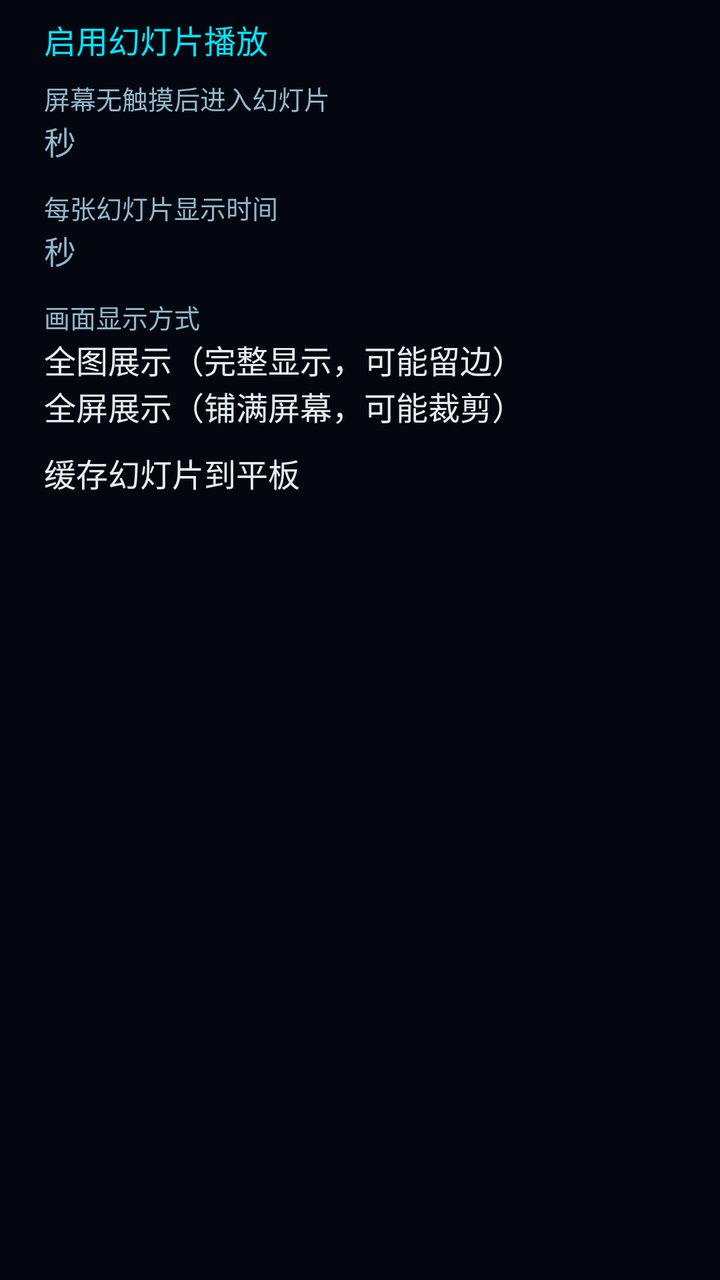
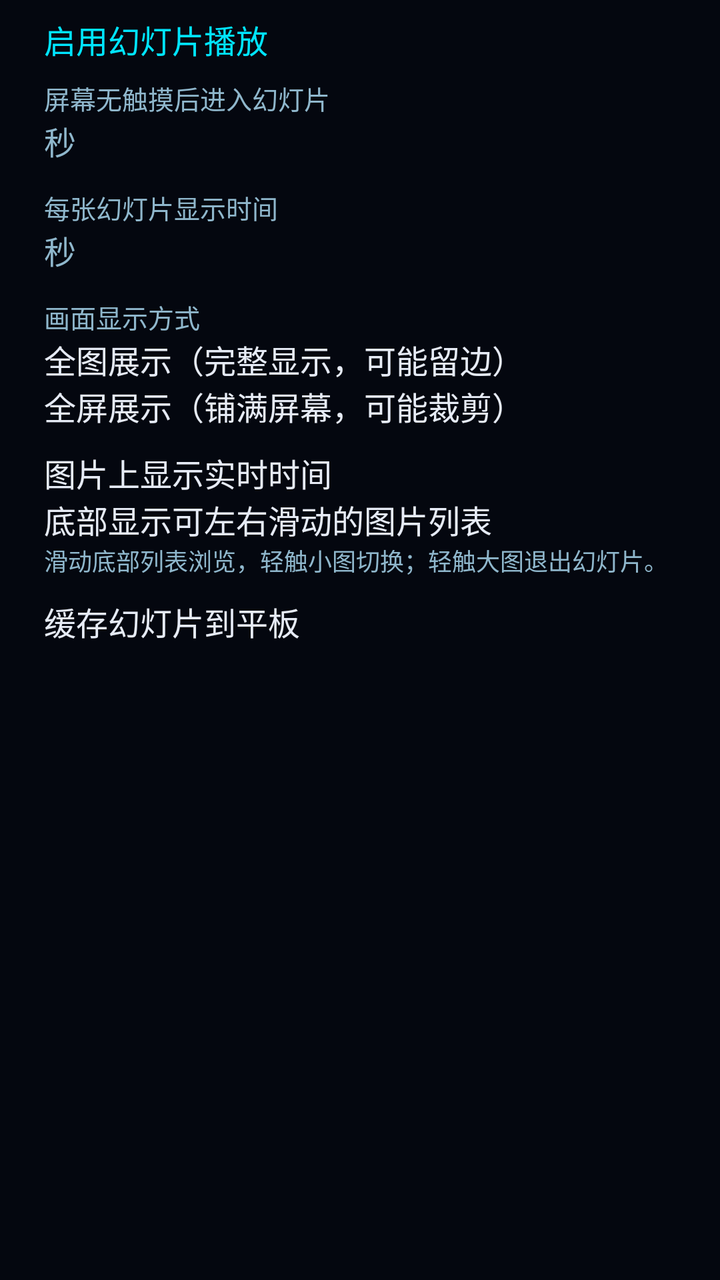

Two renders of the same Android screen: before a commit and after it. Below are the layout's source before the change and the commit's diff.
<!-- AndroidManifest.xml: application theme AppTheme -->
<!-- res/layout/dialog_slideshow_settings.xml -->
<?xml version="1.0" encoding="utf-8"?>
<ScrollView xmlns:android="http://schemas.android.com/apk/res/android"
    android:layout_width="match_parent"
    android:layout_height="wrap_content"
    android:fillViewport="true">

    <LinearLayout
        android:layout_width="match_parent"
        android:layout_height="wrap_content"
        android:orientation="vertical"
        android:paddingStart="22dp"
        android:paddingTop="8dp"
        android:paddingEnd="22dp"
        android:paddingBottom="8dp">

        <CheckBox
            android:id="@+id/check_slideshow_enabled"
            android:layout_width="match_parent"
            android:layout_height="wrap_content"
            android:text="启用幻灯片播放"
            android:textColor="#00E5FF" />

        <TextView
            android:layout_width="wrap_content"
            android:layout_height="wrap_content"
            android:layout_marginTop="8dp"
            android:text="屏幕无触摸后进入幻灯片"
            android:textColor="@color/muted"
            android:textSize="13sp" />

        <EditText
            android:id="@+id/input_slideshow_idle_seconds"
            android:layout_width="match_parent"
            android:layout_height="wrap_content"
            android:hint="秒"
            android:inputType="number"
            android:maxLines="1"
            android:textColor="@color/text"
            android:textColorHint="@color/muted" />

        <TextView
            android:layout_width="wrap_content"
            android:layout_height="wrap_content"
            android:layout_marginTop="12dp"
            android:text="每张幻灯片显示时间"
            android:textColor="@color/muted"
            android:textSize="13sp" />

        <EditText
            android:id="@+id/input_slide_seconds"
            android:layout_width="match_parent"
            android:layout_height="wrap_content"
            android:hint="秒"
            android:inputType="number"
            android:maxLines="1"
            android:textColor="@color/text"
            android:textColorHint="@color/muted" />

        <TextView
            android:layout_width="wrap_content"
            android:layout_height="wrap_content"
            android:layout_marginTop="12dp"
            android:text="画面显示方式"
            android:textColor="@color/muted"
            android:textSize="13sp" />

        <RadioGroup
            android:id="@+id/group_slideshow_display_mode"
            android:layout_width="match_parent"
            android:layout_height="wrap_content"
            android:orientation="vertical">

            <RadioButton
                android:id="@+id/radio_slideshow_fit"
                android:layout_width="match_parent"
                android:layout_height="wrap_content"
                android:text="全图展示（完整显示，可能留边）"
                android:textColor="@color/text" />

            <RadioButton
                android:id="@+id/radio_slideshow_fill"
                android:layout_width="match_parent"
                android:layout_height="wrap_content"
                android:text="全屏展示（铺满屏幕，可能裁剪）"
                android:textColor="@color/text" />
        </RadioGroup>

        <CheckBox
            android:id="@+id/check_slideshow_cache"
            android:layout_width="match_parent"
            android:layout_height="wrap_content"
            android:layout_marginTop="10dp"
            android:text="缓存幻灯片到平板"
            android:textColor="@color/text" />

        <TextView
            android:id="@+id/text_slideshow_storage"
            android:layout_width="match_parent"
            android:layout_height="wrap_content"
            android:layout_marginTop="4dp"
            android:textColor="@color/muted"
            android:textSize="12sp" />
    </LinearLayout>
</ScrollView>
<!-- resources referenced by this layout -->
<resources>
  <color name="muted">#8FB7CC</color>
  <color name="text">#E6EBF5</color>
  <style name="AppTheme" parent="@android:style/Theme.Holo.NoActionBar">
          <item name="android:windowBackground">@color/bg</item>
          <item name="android:colorBackground">@color/bg</item>
      </style>
  <color name="bg">#04070F</color>
</resources>

<!-- the commit's change to res/layout/dialog_slideshow_settings.xml (unified diff, before → after) -->
@@ -86,6 +86,28 @@
         </RadioGroup>
 
         <CheckBox
+            android:id="@+id/check_slideshow_clock"
+            android:layout_width="match_parent"
+            android:layout_height="wrap_content"
+            android:layout_marginTop="10dp"
+            android:text="图片上显示实时时间"
+            android:textColor="@color/text" />
+
+        <CheckBox
+            android:id="@+id/check_slideshow_thumbnails"
+            android:layout_width="match_parent"
+            android:layout_height="wrap_content"
+            android:text="底部显示可左右滑动的图片列表"
+            android:textColor="@color/text" />
+
+        <TextView
+            android:layout_width="match_parent"
+            android:layout_height="wrap_content"
+            android:text="滑动底部列表浏览，轻触小图切换；轻触大图退出幻灯片。"
+            android:textColor="@color/muted"
+            android:textSize="12sp" />
+
+        <CheckBox
             android:id="@+id/check_slideshow_cache"
             android:layout_width="match_parent"
             android:layout_height="wrap_content"
